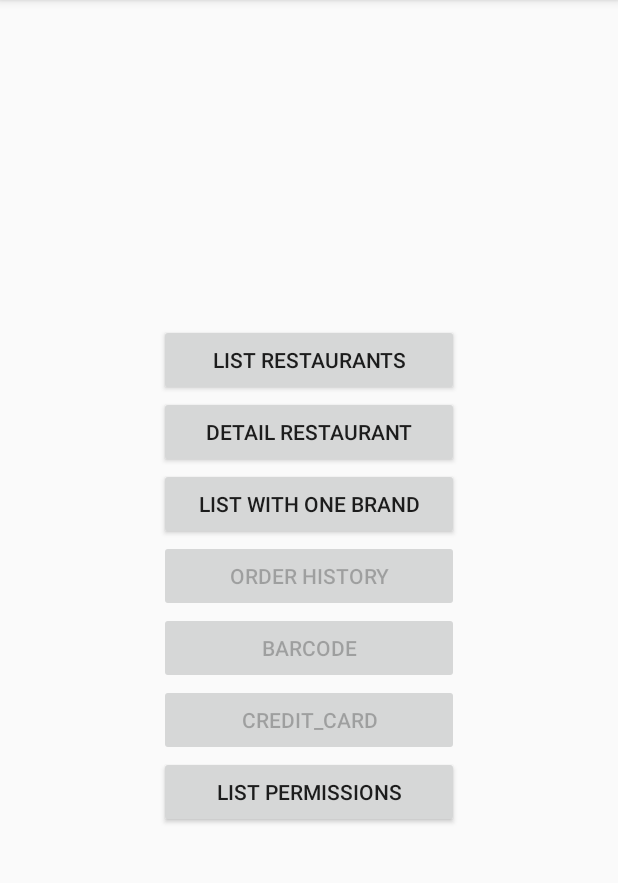
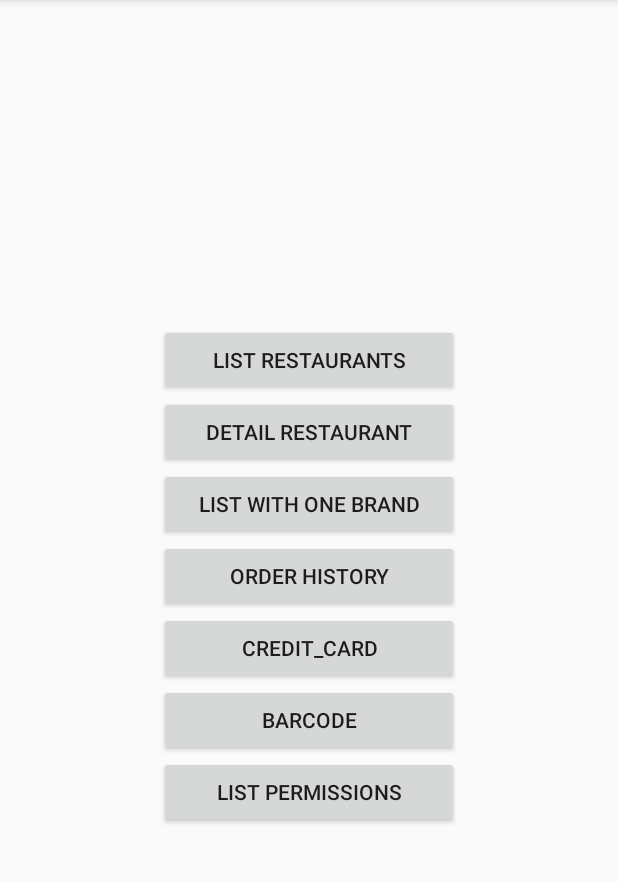
Before and after one commit to Holovko/Maegan_SDK, an Android app: the screen it shows after launch (MainActivity), on a phone screen of 412 x 824 dp, the part 84-967 px from its top. Run offline under Robolectric (Android 15) with nearby library versions, the phone set to English and light mode, and no system bars; libraries missing offline, so code that uses them is left out: com.tacitinnovations.core; 3 statements that could not run were skipped.

Commit message:
Add new views

```diff
--- a/sample/build.gradle
+++ b/sample/build.gradle
@@ -29,7 +29,7 @@ dependencies {
     androidTestCompile('com.android.support.test.espresso:espresso-core:2.2.2', {
         exclude group: 'com.android.support', module: 'support-annotations'
     })
-    compile 'com.tacitinnovations.maegansdk:maegan-sdk:0.8.7'
+    compile 'com.tacitinnovations.maegansdk:maegan-sdk:0.8.8'
     compile 'com.android.support:appcompat-v7:25.3.1'
     compile 'com.android.support.constraint:constraint-layout:1.0.2'
     testCompile 'junit:junit:4.12'
--- a/sample/src/main/java/com/example/tacit/example/MyApplication.java
+++ b/sample/src/main/java/com/example/tacit/example/MyApplication.java
@@ -14,20 +14,20 @@ import java.util.ArrayList;
 public class MyApplication extends Application {
 
     private MGNCustomerInfo mAdditionalCustomerInfo = new MGNCustomerInfo(
-            new MGNDataExchangeObject("", true),
-            new MGNDataExchangeObject("", true),
-            new MGNDataExchangeObject("", true),
-            new MGNDataExchangeObject("", true),
-            new MGNDataExchangeObject("", false),
-            new MGNDataExchangeObject("", false),
-            new MGNDataExchangeObject("", true),
-            new ArrayList<MGNAddressInfo>(), false);
+            new MGNDataExchangeObject("1001318419", true),
+            new MGNDataExchangeObject("dev+digital6@guruse.com", true),
+            new MGNDataExchangeObject("Ivan", true),
+            new MGNDataExchangeObject("Drago", true),
+            new MGNDataExchangeObject("null", false),
+            new MGNDataExchangeObject("null", false),
+            new MGNDataExchangeObject("2125556688", true),
+            null, false);
 
     @Override
     public void onCreate() {
         super.onCreate();
         MaeganConfig maeganConfig = new MaeganConfig.Builder(getApplicationContext())
-                .appConfig(new CustomerAppConfig("dev","1","59E15499-54CC-4AA3-962F-0146F266700F"))
+                .appConfig(new CustomerAppConfig("prod","1001318419","59E15499-54CC-4AA3-962F-0146F266700F"))
                 .additionalCustomerInfo(mAdditionalCustomerInfo)
                 .build();
         MaeganSDK.initialize(maeganConfig);
--- a/sample/src/main/res/layout/content_main.xml
+++ b/sample/src/main/res/layout/content_main.xml
@@ -30,22 +30,21 @@
         android:id="@+id/btn_order_history"
         android:layout_width="@dimen/button_width"
         android:layout_height="wrap_content"
-        android:enabled="false"
+
         android:text="Order history" />
+
+    <Button
+        android:id="@+id/btn_credit_card"
+        android:layout_width="@dimen/button_width"
+        android:layout_height="wrap_content"
+        android:text="credit_card" />
 
     <Button
         android:id="@+id/btn_barcode"
         android:layout_width="@dimen/button_width"
         android:layout_height="wrap_content"
-        android:enabled="false"
         android:text="Barcode" />
 
-    <Button
-        android:id="@+id/btn_credit_card"
-        android:layout_width="@dimen/button_width"
-        android:layout_height="wrap_content"
-        android:enabled="false"
-        android:text="credit_card" />
 
     <Button
         android:id="@+id/btn_list_permissions"
```
Also changed, not shown: sample/src/main/java/com/example/tacit/example/MainActivity.java (+20 -2 lines).
